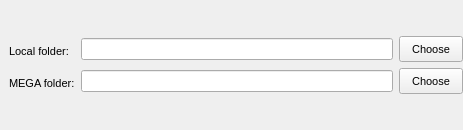
Above: src/MEGASync/gui/win/FolderBinder.ui from meganz/MEGAsync before the change. Below: the same form after it.
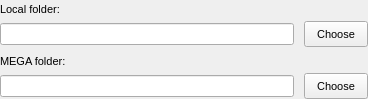
That is the form after the change.

Commit message:
Adjust FolderBinder dialog according to new design
For Windows.

```diff
--- a/src/MEGASync/gui/win/FolderBinder.ui
+++ b/src/MEGASync/gui/win/FolderBinder.ui
@@ -6,8 +6,8 @@
    <rect>
     <x>0</x>
     <y>0</y>
-    <width>463</width>
-    <height>130</height>
+    <width>368</width>
+    <height>99</height>
    </rect>
   </property>
   <property name="windowTitle">
@@ -42,114 +42,23 @@
 }
 </string>
   </property>
-  <layout class="QGridLayout" name="gridLayout">
-   <property name="leftMargin">
-    <number>0</number>
-   </property>
-   <property name="topMargin">
-    <number>0</number>
-   </property>
-   <property name="rightMargin">
-    <number>0</number>
-   </property>
-   <property name="bottomMargin">
-    <number>0</number>
-   </property>
+  <layout class="QVBoxLayout" name="verticalLayout">
    <property name="spacing">
-    <number>0</number>
-   </property>
-   <item row="0" column="0">
-    <widget class="QWidget" name="wAdvancedConfigForm" native="true">
-     <layout class="QFormLayout" name="formLayout">
-      <property name="fieldGrowthPolicy">
-       <enum>QFormLayout::AllNonFixedFieldsGrow</enum>
-      </property>
-      <property name="formAlignment">
-       <set>Qt::AlignLeading|Qt::AlignLeft|Qt::AlignVCenter</set>
-      </property>
-      <property name="horizontalSpacing">
-       <number>6</number>
-      </property>
-      <property name="verticalSpacing">
-       <number>6</number>
+    <number>5</number>
       </property>
       <property name="leftMargin">
-       <number>9</number>
+    <number>0</number>
       </property>
       <property name="topMargin">
-       <number>9</number>
+    <number>0</number>
       </property>
       <property name="rightMargin">
        <number>0</number>
       </property>
       <property name="bottomMargin">
-       <number>9</number>
-      </property>
-      <item row="2" column="0">
-       <widget class="QLabel" name="lMegaFolder">
-        <property name="focusPolicy">
-         <enum>Qt::NoFocus</enum>
-        </property>
-        <property name="text">
-         <string>MEGA folder:</string>
-        </property>
-        <property name="alignment">
-         <set>Qt::AlignBottom|Qt::AlignLeading|Qt::AlignLeft</set>
-        </property>
-       </widget>
-      </item>
-      <item row="2" column="1">
-       <layout class="QHBoxLayout" name="hLocalFolder">
+    <number>0</number>
+   </property>
         <item>
-         <widget class="QLineEdit" name="eMegaFolder">
-          <property name="enabled">
-           <bool>true</bool>
-          </property>
-          <property name="accessibleName">
-           <string>MEGA folder:</string>
-          </property>
-          <property name="readOnly">
-           <bool>true</bool>
-          </property>
-         </widget>
-        </item>
-        <item>
-         <widget class="QPushButton" name="bMegaFolder">
-          <property name="enabled">
-           <bool>true</bool>
-          </property>
-          <property name="sizePolicy">
-           <sizepolicy hsizetype="Minimum" vsizetype="Preferred">
-            <horstretch>0</horstretch>
-            <verstretch>0</verstretch>
-           </sizepolicy>
-          </property>
-          <property name="styleSheet">
-           <string notr="true"/>
-          </property>
-          <property name="text">
-           <string>Choose</string>
-          </property>
-          <property name="iconSize">
-           <size>
-            <width>16</width>
-            <height>16</height>
-           </size>
-          </property>
-          <property name="autoDefault">
-           <bool>true</bool>
-          </property>
-          <property name="default">
-           <bool>false</bool>
-          </property>
-          <property name="flat">
-           <bool>false</bool>
-          </property>
-         </widget>
-        </item>
-       </layout>
-      </item>
-      <item row="0" column="0">
        <widget class="QLabel" name="lLocalFolder">
         <property name="focusPolicy">
          <enum>Qt::NoFocus</enum>
@@ -162,19 +71,16 @@
         </property>
        </widget>
       </item>
-      <item row="0" column="1">
+   <item>
        <layout class="QHBoxLayout" name="hMegaFolder">
+     <property name="spacing">
+      <number>10</number>
+     </property>
         <item>
          <widget class="QLineEdit" name="eLocalFolder">
           <property name="enabled">
            <bool>true</bool>
           </property>
-          <property name="sizePolicy">
-           <sizepolicy hsizetype="Expanding" vsizetype="Fixed">
-            <horstretch>0</horstretch>
-            <verstretch>0</verstretch>
-           </sizepolicy>
-          </property>
           <property name="accessibleName">
            <string>Local folder:</string>
           </property>
@@ -185,27 +91,55 @@
         </item>
         <item>
          <widget class="QPushButton" name="bLocalFolder">
-          <property name="sizePolicy">
-           <sizepolicy hsizetype="Minimum" vsizetype="Preferred">
-            <horstretch>0</horstretch>
-            <verstretch>0</verstretch>
-           </sizepolicy>
-          </property>
-          <property name="minimumSize">
+       <property name="text">
+        <string>Choose</string>
+       </property>
+       <property name="iconSize">
            <size>
-            <width>0</width>
-            <height>26</height>
-           </size>
-          </property>
-          <property name="maximumSize">
-           <size>
-            <width>16777215</width>
-            <height>16777215</height>
-           </size>
-          </property>
-          <property name="styleSheet">
-           <string notr="true"/>
-          </property>
+         <width>16</width>
+         <height>16</height>
+        </size>
+       </property>
+      </widget>
+     </item>
+    </layout>
+   </item>
+   <item>
+    <widget class="QLabel" name="lMegaFolder">
+     <property name="focusPolicy">
+      <enum>Qt::NoFocus</enum>
+     </property>
+     <property name="text">
+      <string>MEGA folder:</string>
+     </property>
+     <property name="alignment">
+      <set>Qt::AlignBottom|Qt::AlignLeading|Qt::AlignLeft</set>
+     </property>
+    </widget>
+   </item>
+   <item>
+    <layout class="QHBoxLayout" name="hLocalFolder">
+     <property name="spacing">
+      <number>10</number>
+     </property>
+     <item>
+      <widget class="QLineEdit" name="eMegaFolder">
+       <property name="enabled">
+        <bool>true</bool>
+       </property>
+       <property name="accessibleName">
+        <string>MEGA folder:</string>
+       </property>
+       <property name="readOnly">
+        <bool>true</bool>
+       </property>
+      </widget>
+     </item>
+     <item>
+      <widget class="QPushButton" name="bMegaFolder">
+       <property name="enabled">
+        <bool>true</bool>
+       </property>
           <property name="text">
            <string>Choose</string>
           </property>
@@ -215,21 +149,9 @@
             <height>16</height>
            </size>
           </property>
-          <property name="autoDefault">
-           <bool>true</bool>
-          </property>
-          <property name="default">
-           <bool>false</bool>
-          </property>
-          <property name="flat">
-           <bool>false</bool>
-          </property>
          </widget>
         </item>
        </layout>
-      </item>
-     </layout>
-    </widget>
    </item>
   </layout>
  </widget>
```
Left out of the diff: 2 changed lines with no effect on the pictures. Lines whose indentation alone changed are shown as unchanged. The commit also changes 2 other files.
